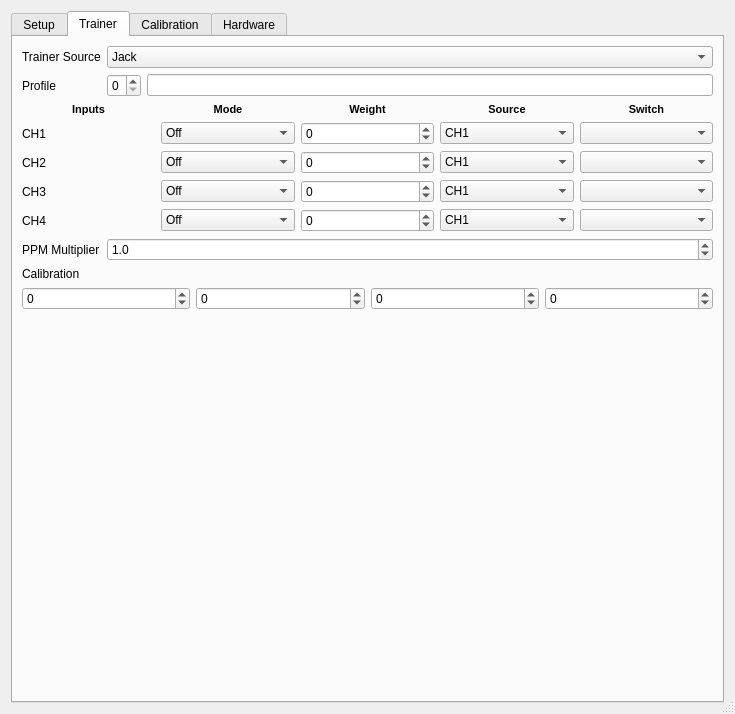
Above: eepe/eepskye/src/generaledit.ui from MikeBland/mbtx before the change. Below: the same form after it.
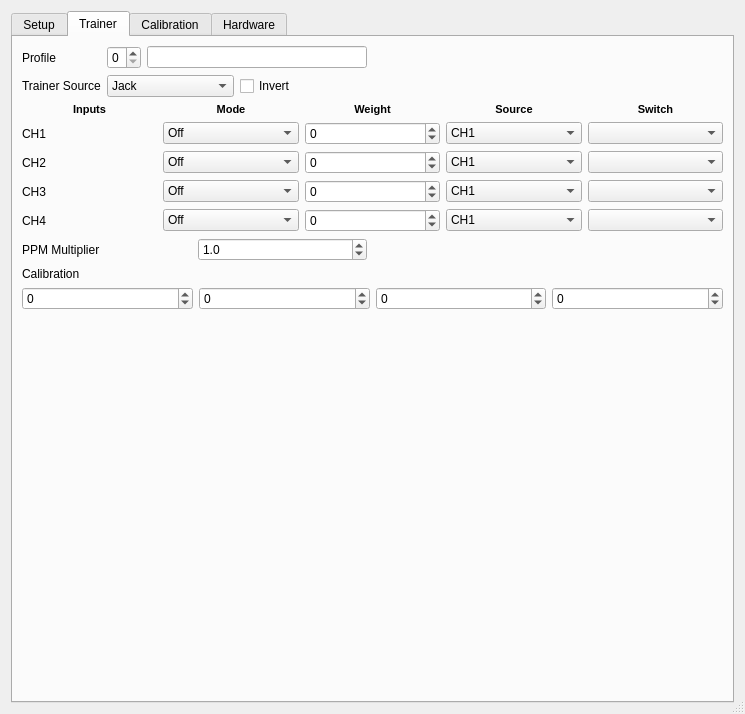
That is the form after the change. The open tabs and pages were chosen to show the change. Icons and pictures are not drawn.

Diff of the .ui file:
```diff
--- a/eepe/eepskye/src/generaledit.ui
+++ b/eepe/eepskye/src/generaledit.ui
@@ -6,8 +6,8 @@
    <rect>
     <x>0</x>
     <y>0</y>
-    <width>705</width>
-    <height>659</height>
+    <width>745</width>
+    <height>674</height>
    </rect>
   </property>
   <property name="windowTitle">
@@ -1972,7 +1972,7 @@
        <string>Trainer</string>
       </attribute>
       <layout class="QGridLayout" name="gridLayout_6">
-       <item row="4" column="0" colspan="2">
+       <item row="7" column="0" colspan="3">
         <layout class="QGridLayout" name="gridLayout_4">
          <item row="2" column="0">
           <widget class="QLabel" name="chnLabel_1">
@@ -2328,30 +2328,7 @@
          </item>
         </layout>
        </item>
-       <item row="5" column="0">
-        <widget class="QLabel" name="label_33">
-         <property name="toolTip">
-          <string>&lt;html&gt;&lt;head/&gt;&lt;body&gt;&lt;p&gt;&lt;span style=&quot; font-weight:600;&quot;&gt;Multiplier&lt;/span&gt; adjusts all PPMin values by a factor from 0.0 to 5.0. It is normally left at 1&lt;/p&gt;&lt;/body&gt;&lt;/html&gt;</string>
-         </property>
-         <property name="text">
-          <string>PPM Multiplier</string>
-         </property>
-        </widget>
-       </item>
-       <item row="5" column="1">
-        <widget class="QDoubleSpinBox" name="PPM_MultiplierDSB">
-         <property name="decimals">
-          <number>1</number>
-         </property>
-         <property name="maximum">
-          <double>5.000000000000000</double>
-         </property>
-         <property name="value">
-          <double>1.000000000000000</double>
-         </property>
-        </widget>
-       </item>
-       <item row="6" column="0">
+       <item row="10" column="0">
         <widget class="QLabel" name="label_34">
          <property name="toolTip">
           <string>&lt;html&gt;&lt;head/&gt;&lt;body&gt;&lt;p&gt;This setting calibrates the Master radio to use the Trainer signals coming from the Slave Tx.&lt;/p&gt;&lt;p&gt;To calibrate the Master radio to use the PPMin signals coming from the Slave Tx, first turn on its power switch and select the memory for the trainer model. Then go to Model Setup, General and set Trainer to ON. Now plug the trainer cable into the student transmitter with the power switch in the OFF position. This activates the student transmitter in slave mode. With the Master transmitter still turned ON, plug the trainer cable into its trainer port. The Trainer menu should now show the PPM input values changing when you move the sticks on the Slave transmitter. Centre the sticks and trims on the Slave transmitter,&lt;span style=&quot; font-weight:600;&quot;&gt; including the throttle.&lt;/span&gt; Now highlight &lt;span style=&quot; font-weight:600;&quot;&gt;'Cal'&lt;/span&gt; in the Trainer setup menu on the Master transmitter and press the [MENU] button. All of the values to the right of 'Cal' should change to zero. In order to check that calibration has been successful, you should move the sticks on the Slave (student) transmitter to their fullest extents and make sure that each stick axis has a range of about -100 to 100. This completes calibration of the trainer setup. If necessary, the Multiplier can be used to adjust the input values, but is normally not required.&lt;/p&gt;&lt;p&gt;Test the trainer setup to ensure that control of the primary flight functions transfers correctly to the student when the trainer switch is ON. Check in particular that controls work in the proper directions on both transmitters.&lt;/p&gt;&lt;/body&gt;&lt;/html&gt;</string>
@@ -2361,7 +2338,7 @@
          </property>
         </widget>
        </item>
-       <item row="7" column="0" colspan="2">
+       <item row="11" column="0" colspan="3">
         <layout class="QGridLayout" name="gridLayout_5">
          <item row="0" column="0">
           <widget class="QSpinBox" name="trainerCalib_1">
@@ -2405,7 +2382,7 @@
          </item>
         </layout>
        </item>
-       <item row="8" column="0">
+       <item row="15" column="0">
         <spacer name="verticalSpacer_3">
          <property name="orientation">
           <enum>Qt::Vertical</enum>
@@ -2418,7 +2395,19 @@
          </property>
         </spacer>
        </item>
+       <item row="6" column="0">
+        <layout class="QGridLayout" name="gridLayout_17">
        <item row="0" column="0">
+          <widget class="QLabel" name="label_55">
+           <property name="toolTip">
+            <string>&lt;html&gt;&lt;head/&gt;&lt;body&gt;&lt;p&gt;Four Trainer profiles are available. You can configure and calibrate 4 different radios, without having to configure the Trainer menu every time you use a different Slave transmitter . A very nice feature if you teach other people to fly and they use their own radio..&lt;/p&gt;&lt;/body&gt;&lt;/html&gt;</string>
+           </property>
+           <property name="text">
+            <string>Profile</string>
+           </property>
+          </widget>
+         </item>
+         <item row="1" column="0">
         <widget class="QLabel" name="label_54">
          <property name="toolTip">
           <string>&lt;html&gt;&lt;head/&gt;&lt;body&gt;&lt;p&gt;Here you select the type of input for the Trainer.&lt;/p&gt;&lt;p&gt;&lt;span style=&quot; font-weight:600;&quot;&gt;Jack: &lt;/span&gt;The Jack plug on the back of the radio.&lt;/p&gt;&lt;p&gt;&lt;span style=&quot; font-weight:600;&quot;&gt;BT:&lt;/span&gt; The trainer signal will be received from a Bluetooth module, if installed.&lt;/p&gt;&lt;p&gt;&lt;span style=&quot; font-weight:600;&quot;&gt;None&lt;/span&gt;&lt;/p&gt;&lt;p&gt;&lt;span style=&quot; font-weight:600;&quot;&gt;Slave&lt;/span&gt;&lt;/p&gt;&lt;/body&gt;&lt;/html&gt;</string>
@@ -2429,6 +2418,29 @@
         </widget>
        </item>
        <item row="0" column="1">
+          <layout class="QHBoxLayout" name="horizontalLayout_4">
+           <item>
+            <widget class="QSpinBox" name="TrainerProfileSB">
+             <property name="minimum">
+              <number>0</number>
+             </property>
+             <property name="maximum">
+              <number>3</number>
+             </property>
+            </widget>
+           </item>
+           <item>
+            <widget class="QLineEdit" name="lineEdit">
+             <property name="maxLength">
+              <number>6</number>
+             </property>
+            </widget>
+           </item>
+          </layout>
+         </item>
+         <item row="1" column="1">
+          <layout class="QHBoxLayout" name="horizontalLayout_7">
+           <item>
         <widget class="QComboBox" name="TrainerSourceCB">
          <item>
           <property name="text">
@@ -2452,36 +2464,56 @@
          </item>
         </widget>
        </item>
-       <item row="3" column="1">
-        <layout class="QHBoxLayout" name="horizontalLayout_4">
          <item>
-          <widget class="QSpinBox" name="TrainerProfileSB">
-           <property name="minimum">
-            <number>0</number>
-           </property>
-           <property name="maximum">
-            <number>3</number>
-           </property>
-          </widget>
-         </item>
-         <item>
-          <widget class="QLineEdit" name="lineEdit">
-           <property name="maxLength">
-            <number>6</number>
-           </property>
-          </widget>
+            <widget class="QCheckBox" name="InvertChkB">
+             <property name="text">
+              <string>Invert</string>
+             </property>
+            </widget>
+           </item>
+          </layout>
          </item>
         </layout>
        </item>
-       <item row="3" column="0">
-        <widget class="QLabel" name="label_55">
+       <item row="12" column="2">
+        <spacer name="horizontalSpacer_2">
+         <property name="orientation">
+          <enum>Qt::Horizontal</enum>
+         </property>
+         <property name="sizeHint" stdset="0">
+          <size>
+           <width>40</width>
+           <height>20</height>
+          </size>
+         </property>
+        </spacer>
+       </item>
+       <item row="8" column="0">
+        <layout class="QHBoxLayout" name="horizontalLayout_8">
+         <item>
+          <widget class="QLabel" name="label_33">
          <property name="toolTip">
           <string>&lt;html&gt;&lt;head/&gt;&lt;body&gt;&lt;p&gt;Four Trainer profiles are available. You can configure and calibrate 4 different radios, without having to configure the Trainer menu every time you use a different Slave transmitter . A very nice feature if you teach other people to fly and they use their own radio..&lt;/p&gt;&lt;/body&gt;&lt;/html&gt;</string>
          </property>
          <property name="text">
-          <string>Profile</string>
-         </property>
-        </widget>
+            <string>PPM Multiplier</string>
+           </property>
+          </widget>
+         </item>
+         <item>
+          <widget class="QDoubleSpinBox" name="PPM_MultiplierDSB">
+           <property name="decimals">
+            <number>1</number>
+           </property>
+           <property name="maximum">
+            <double>5.000000000000000</double>
+           </property>
+           <property name="value">
+            <double>1.000000000000000</double>
+           </property>
+          </widget>
+         </item>
+        </layout>
        </item>
       </layout>
      </widget>
```
Left out of the diff: 4 changed lines with no effect on the pictures. Lines whose indentation alone changed are shown as unchanged.
